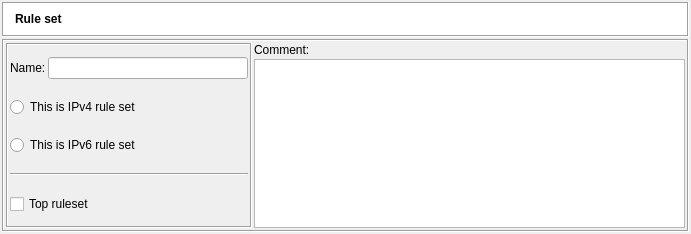
Above: src/gui/rulesetdialog_q.ui from fwbuilder/fwbuilder before the change. Below: the same form after it.
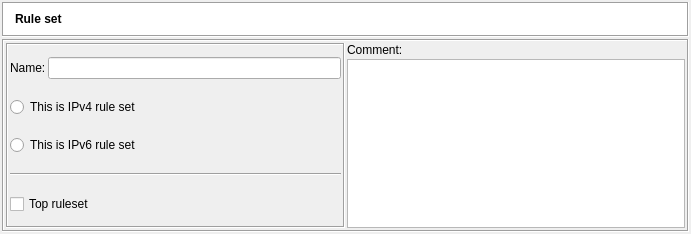
That is the form after the change. Icons and pictures are not drawn.

Commit message: bug 2078671 ] fwbuilder 3.0.0 build 487 - add/edit interface

Patch:
```diff
--- a/src/gui/rulesetdialog_q.ui
+++ b/src/gui/rulesetdialog_q.ui
@@ -224,13 +224,13 @@
             <widget class="QLineEdit" name="obj_name" >
              <property name="sizePolicy" >
               <sizepolicy vsizetype="Fixed" hsizetype="Preferred" >
-               <horstretch>0</horstretch>
+               <horstretch>200</horstretch>
                <verstretch>0</verstretch>
               </sizepolicy>
              </property>
              <property name="minimumSize" >
               <size>
-               <width>200</width>
+               <width>0</width>
                <height>0</height>
               </size>
              </property>
```
The commit also changes 5 other files.
